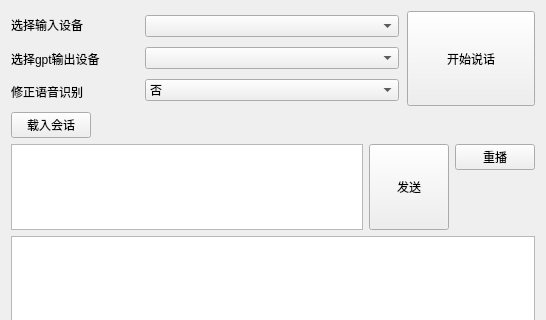
First picture: the form in ui/design/gpt_main_window.ui, repository QureL/ChatGPTVoice, before the edit; both pictures show x 0 to 546 and y 0 to 320 of the 546 by 502 pixel window.
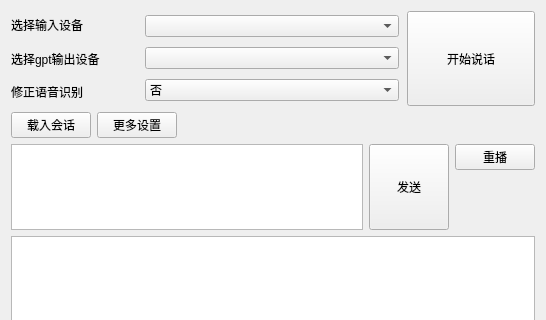
Second picture: the form after the edit.

Diff of the .ui file:
```diff
--- a/ui/design/gpt_main_window.ui
+++ b/ui/design/gpt_main_window.ui
@@ -140,6 +140,13 @@
        </property>
       </widget>
      </item>
+     <item>
+      <widget class="QPushButton" name="btn_setting">
+       <property name="text">
+        <string>更多设置</string>
+       </property>
+      </widget>
+     </item>
      <item>
       <spacer name="horizontalSpacer">
        <property name="orientation">
```
